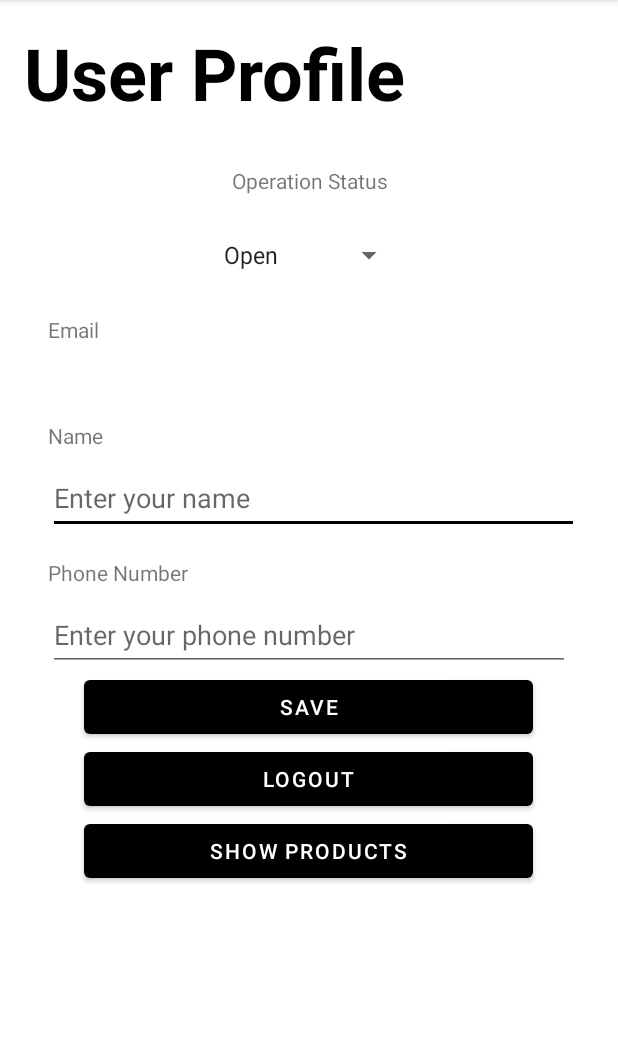
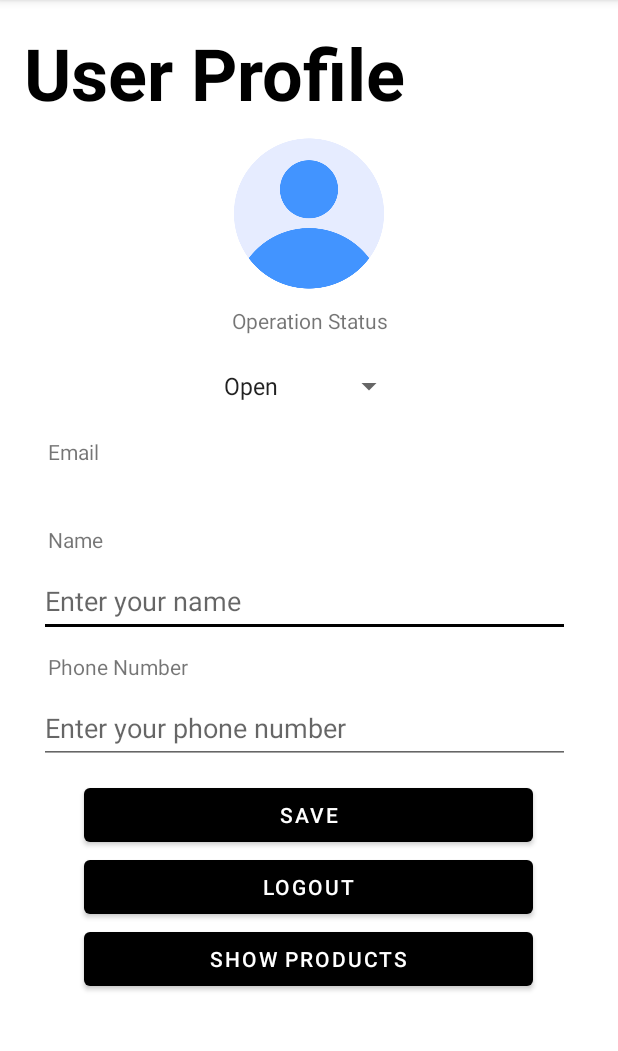
Before and after one commit to Azfa34/DEVNINJAS-ELLYMART, an Android app: the MainActivity screen opened directly, with no data from a screen before it, on a phone screen of 412 x 824 dp, the part 84-1135 px from its top. Run offline under Robolectric (Android 15) with nearby library versions, the phone set to English and light mode, and no system bars; our stand-ins replace Firebase (no records; nobody signed in at launch, a user with empty details on screens opened directly).

Commit message:
Last update for Sprint 1

```diff
--- a/app/src/main/java/com/example/ellymartarkedcengal/MainActivity.java
+++ b/app/src/main/java/com/example/ellymartarkedcengal/MainActivity.java
@@ -31,6 +31,7 @@ public class MainActivity extends AppCompatActivity {
         auth = FirebaseAuth.getInstance();
         button = findViewById(R.id.logout);
         textview = findViewById(R.id.user_details);
+        //textview = findViewById(R.id.etAdminName);
         user = auth.getCurrentUser();
         Button btnShowProducts = findViewById(R.id.btnShowProducts);
 
@@ -41,6 +42,7 @@ public class MainActivity extends AppCompatActivity {
         }
         else {
             textview.setText(user.getEmail());
+            //textview.setText(user.getDisplayName());
         }
 
         String[] items = {"Open", "On Break", "Closed"};
--- a/app/src/main/res/layout/activity_admin_login.xml
+++ b/app/src/main/res/layout/activity_admin_login.xml
@@ -24,7 +24,8 @@
         android:layout_centerHorizontal="true"
         android:layout_marginTop="280dp"
         android:hint="Password"
-        android:textAlignment="center" />
+        android:textAlignment="center"
+        android:inputType="textPassword"/>
 
     <Button
         android:id="@+id/btnAdminLogin"
--- a/app/src/main/res/layout/activity_main.xml
+++ b/app/src/main/res/layout/activity_main.xml
@@ -19,10 +19,11 @@
 
     <ImageView
         android:id="@+id/imageView2"
-        android:layout_width="match_parent"
-        android:layout_height="wrap_content"
+        android:layout_width="176dp"
+        android:layout_height="103dp"
+        android:layout_gravity="center"
         android:layout_marginTop="10dp"
-        tools:srcCompat="@tools:sample/avatars" />
+        android:src="@drawable/user" />
 
     <TextView
         android:id="@+id/textView6"
@@ -30,7 +31,7 @@
         android:layout_height="wrap_content"
         android:text="Operation Status"
         android:textAlignment="center"
-        android:layout_marginTop="20dp"
+        android:layout_marginTop="10dp"
         android:layout_gravity="center"/>
 
     <Spinner
@@ -40,7 +41,7 @@
         android:layout_centerHorizontal="true"
         android:layout_gravity="center"
         android:layout_marginStart="16dp"
-        android:layout_marginTop="16dp"
+        android:layout_marginTop="10dp"
         android:layout_marginEnd="16dp" />
 
 
@@ -49,7 +50,7 @@
         android:layout_width="match_parent"
         android:layout_height="wrap_content"
         android:text="Email "
-        android:layout_marginTop="16dp"
+        android:layout_marginTop="10dp"
         android:layout_marginStart="16dp"/>
 
     <TextView
@@ -57,7 +58,7 @@
         android:layout_width="wrap_content"
         android:layout_height="wrap_content"
         android:text="TextView"
-        android:layout_marginTop="16dp"
+        android:layout_marginTop="10dp"
         android:layout_marginStart="16dp"/>
 
     <TextView
@@ -65,16 +66,16 @@
         android:layout_width="match_parent"
         android:layout_height="wrap_content"
         android:text="Name "
-        android:layout_marginTop="16dp"
+        android:layout_marginTop="10dp"
         android:layout_marginStart="16dp"/>
 
     <EditText
-        android:id="@+id/editTextName"
+        android:id="@+id/etAdminName"
         android:layout_width="354dp"
         android:layout_height="48dp"
         android:layout_below="@id/textView7"
-        android:layout_marginStart="16dp"
-        android:layout_marginTop="8dp"
+        android:layout_marginStart="10dp"
+        android:layout_marginTop="7dp"
         android:layout_marginEnd="16dp"
         android:hint="Enter your name" />
 
@@ -83,8 +84,8 @@
         android:layout_width="wrap_content"
         android:layout_height="wrap_content"
         android:text="Phone Number"
-        android:layout_below="@id/editTextName"
-        android:layout_marginTop="16dp"
+        android:layout_below="@id/etAdminName"
+        android:layout_marginTop="10dp"
         android:layout_marginStart="16dp"/>
 
     <EditText
@@ -92,9 +93,9 @@
         android:layout_width="match_parent"
         android:layout_height="48dp"
         android:layout_below="@id/textViewPhoneNumber"
-        android:layout_marginStart="16dp"
+        android:layout_marginStart="10dp"
         android:layout_marginEnd="16dp"
-        android:layout_marginTop="8dp"
+        android:layout_marginTop="7dp"
         android:hint="Enter your phone number"
         android:inputType="phone"/>
 
@@ -103,7 +104,8 @@
         android:layout_width="299dp"
         android:layout_height="wrap_content"
         android:layout_gravity="center"
-        android:text="Save" />
+        android:text="Save"
+        android:layout_marginTop="10dp"/>
 
     <Button
         android:id="@+id/logout"
```
Also changed, not shown: app/src/main/res/drawable/user.png (added).
